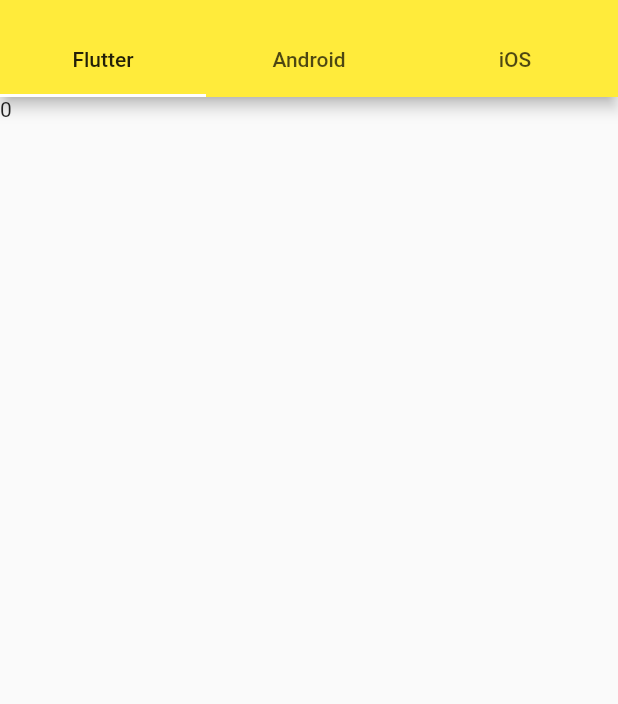
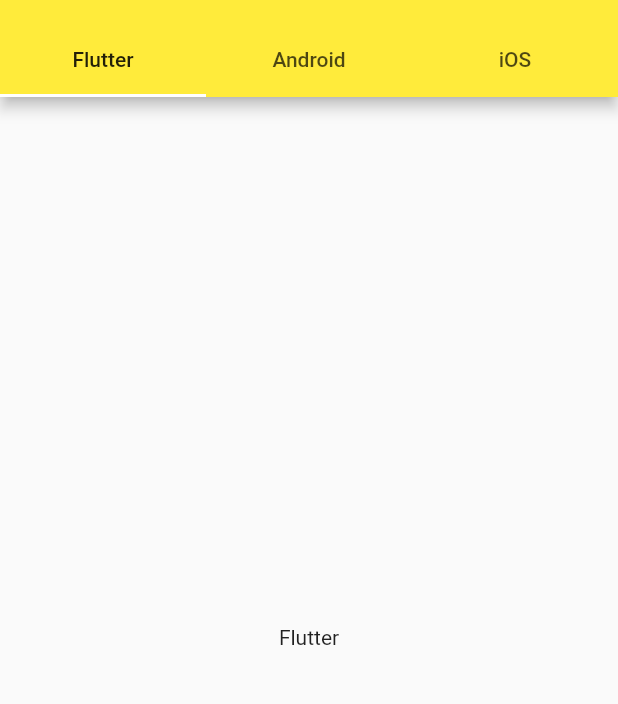
Before and after one commit to martin25tung/flutter_basic, a Flutter app: the screen it shows after launch, on a phone screen of 412 x 824 dp, the part 59-763 px from its top. Run offline on Flutter 3.47's test engine with Material 2 defaults, Android fonts, the phone set to English and light mode, and no system bars.

Commit message:
頂部選項卡 TabBar 進階

```diff
--- a/lib/widgets/demo_04.dart
+++ b/lib/widgets/demo_04.dart
@@ -2,7 +2,7 @@ import 'package:flutter/cupertino.dart';
 import 'package:flutter/material.dart';
 
 class PageDemo extends StatefulWidget {
-  const PageDemo({Key? key}) : super(key: key);
+  List<Widget> widgets = [FlutterView(), AndroidView(), IosView()];
 
   @override
   State<PageDemo> createState() => _PageDemoState();
@@ -12,17 +12,10 @@ class _PageDemoState extends State<PageDemo>
     with SingleTickerProviderStateMixin {
   List tabs = ["Flutter", "Android", "iOS"];
   late TabController _controller;
-  int _index = 0;
 
   @override
   void initState() {
-    _controller = new TabController(
-        initialIndex: _index, length: tabs.length, vsync: this);
-    _controller.addListener(() {
-      setState(() {
-        _index = _controller.index;
-      });
-    });
+    _controller = new TabController(length: tabs.length, vsync: this);
     super.initState();
   }
 
@@ -66,7 +59,43 @@ class _PageDemoState extends State<PageDemo>
               .toList(),
         ),
       ),
-      body: Text(_index.toString()),
+      body: TabBarView(
+        children: widget.widgets,
+        controller: _controller,
+      ),
     );
   }
 }
+
+class FlutterView extends StatelessWidget {
+  const FlutterView({Key? key}) : super(key: key);
+
+  @override
+  Widget build(BuildContext context) {
+    return Center(
+      child: Text("Flutter"),
+    );
+  }
+}
+
+class AndroidView extends StatelessWidget {
+  const AndroidView({Key? key}) : super(key: key);
+
+  @override
+  Widget build(BuildContext context) {
+    return Center(
+      child: Text("Android"),
+    );
+  }
+}
+
+class IosView extends StatelessWidget {
+  const IosView({Key? key}) : super(key: key);
+
+  @override
+  Widget build(BuildContext context) {
+    return Center(
+      child: Text("iOS"),
+    );
+  }
+}
```
